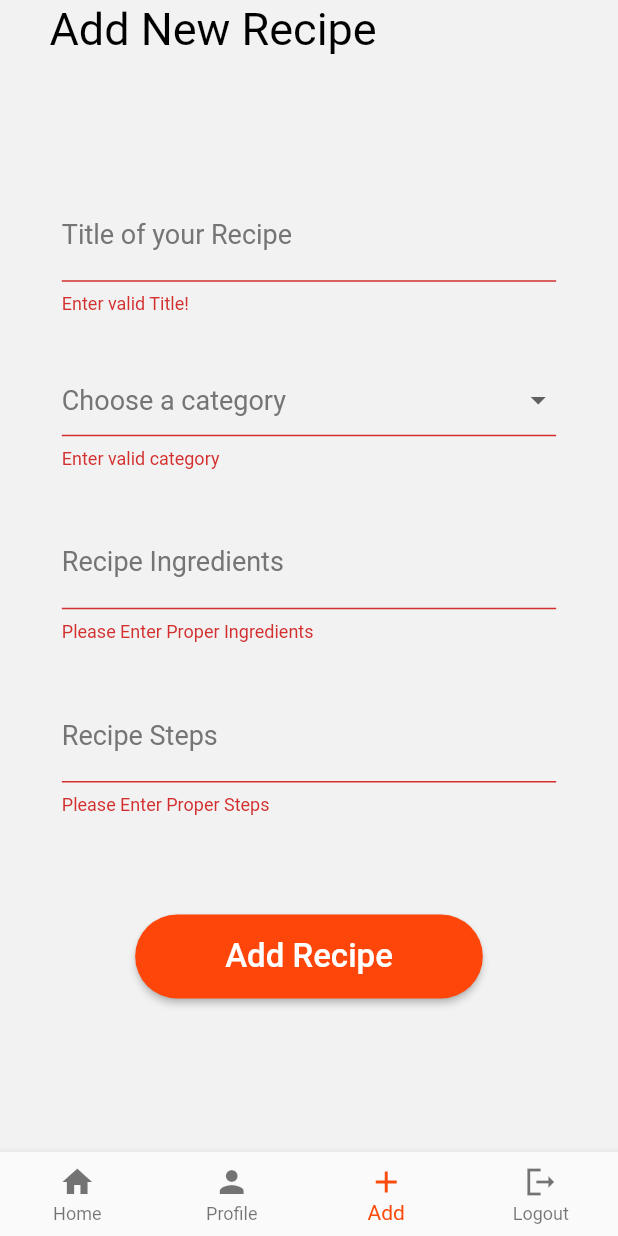
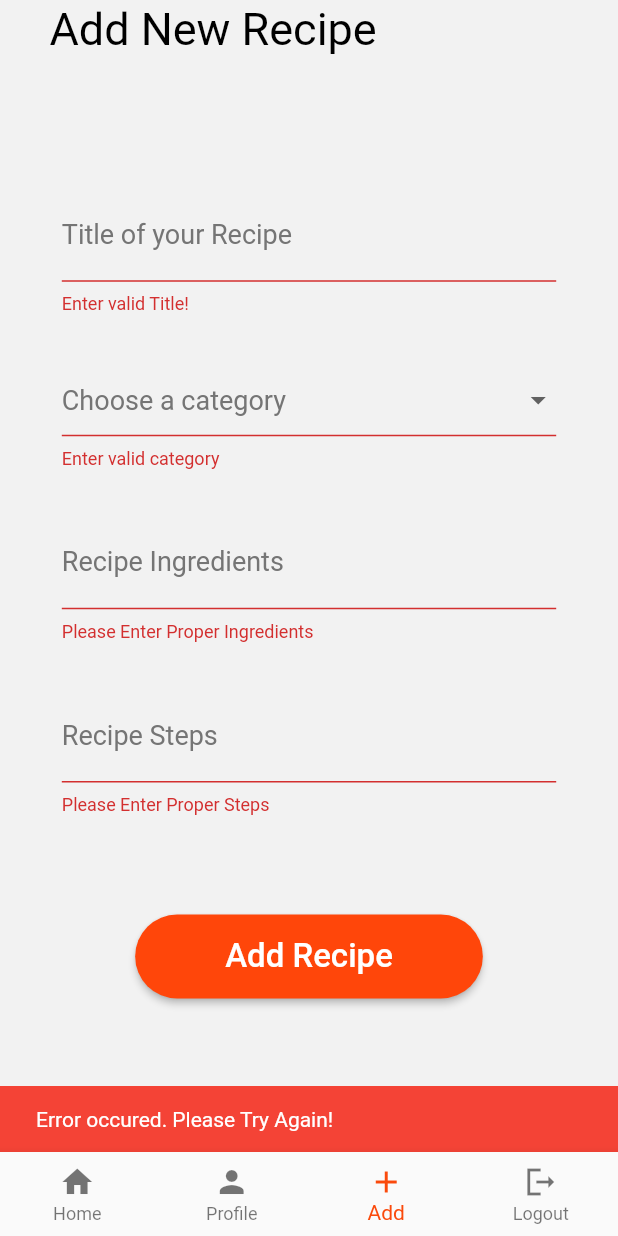
Before and after one commit to kashish1211/Raaz-E-Rasoi, a Flutter app: the screen it shows once a user with an empty profile is signed in, item 3 of the bottom bar chosen, scrolled down 56 dp, after a tap on "Add Recipe", on a phone screen of 412 x 824 dp. Run offline on Flutter 3.47's test engine with Material 2 defaults, Android fonts, the phone set to English and light mode, and no system bars; our stand-ins replace cloud_firestore, firebase_auth, firebase_core; missing offline and left inert: swipeable_page_route; accounts and stored records are empty.

Commit message:
recipe backend done
Co-authored-by: shubh1605 <shubh1605@users.noreply.github.com>
Co-authored-by: HarshitJain28 <HarshitJain28@users.noreply.github.com>

```diff
--- a/lib/widgets/add_recipe.dart
+++ b/lib/widgets/add_recipe.dart
@@ -9,29 +9,68 @@ class AddRecipe extends StatefulWidget {
 }
 
 class _AddRecipeState extends State<AddRecipe> {
+  final FirebaseAuth auth = FirebaseAuth.instance;
+  var email = "";
+  void getEmail() {
+    final User? user = auth.currentUser;
+    email = user!.email!;
+  }
+
   var _recipeName = "";
   var _recipeCategory = "Choose a category";
   var _recipe = "";
   var _recipeIngredients = [];
+  var _isLoading = false;
   final _formKey = GlobalKey<FormState>();
 
   void _trySubmit(BuildContext ctx) {
+    setState(() {
+      _isLoading = true;
+    });
     final isValid = _formKey.currentState!.validate();
     FocusScope.of(context).unfocus();
     if (isValid) {
       _formKey.currentState!.save();
-      print(_recipeName);
-      print(_recipeCategory);
-      print(_recipe);
-      print(_recipeIngredients);
+      getEmail();
+      FirebaseFirestore.instance
+          .collection('recipes')
+          .doc(email)
+          .collection(_recipeName)
+          .add(
+        {
+          'Title': _recipeName,
+          'Author': email,
+          'Category': _recipeCategory,
+          'Ingredients': _recipeIngredients,
+          'Recipe': _recipe,
+        },
+      );
+
+      ScaffoldMessenger.of(ctx).showSnackBar(
+        SnackBar(
+          content: Text("Your recipe has been added. Seems Delicious! "),
+          backgroundColor: Colors.green,
+        ),
+      );
+    } else {
+      ScaffoldMessenger.of(ctx).showSnackBar(
+        SnackBar(
+          content: Text('Error occured. Please Try Again!'),
+          backgroundColor: Colors.red,
+        ),
+      );
     }
+    setState(() {
+      _isLoading = false;
+    });
   }
 
   @override
   Widget build(BuildContext context) {
     MediaQueryData queryData;
     queryData = MediaQuery.of(context);
-    return ListView(
+    return Scaffold(
+      body: ListView(
         children: [
           Container(
             height: queryData.size.height,
@@ -182,7 +221,11 @@ class _AddRecipeState extends State<AddRecipe> {
                             ),
                           ),
                           onPressed: () => _trySubmit(context),
-                        child: Text(
+                          child: _isLoading
+                              ? CircularProgressIndicator(
+                                  color: Colors.white,
+                                )
+                              : Text(
                                   "Add Recipe",
                                   style: TextStyle(
                                     fontSize: 22,
@@ -197,6 +240,7 @@ class _AddRecipeState extends State<AddRecipe> {
             ),
           ),
         ],
+      ),
     );
   }
 }
--- a/lib/widgets/authenticate/signup.dart
+++ b/lib/widgets/authenticate/signup.dart
@@ -182,7 +182,9 @@ class _SignupState extends State<Signup> {
                         ),
                         onPressed: () => _trySubmit(context),
                         child: _isLoading
-                            ? CircularProgressIndicator()
+                            ? CircularProgressIndicator(
+                                color: Colors.white,
+                              )
                             : Text(
                                 "Sign up",
                                 style: TextStyle(
```
Lines whose indentation alone changed are shown as unchanged.
